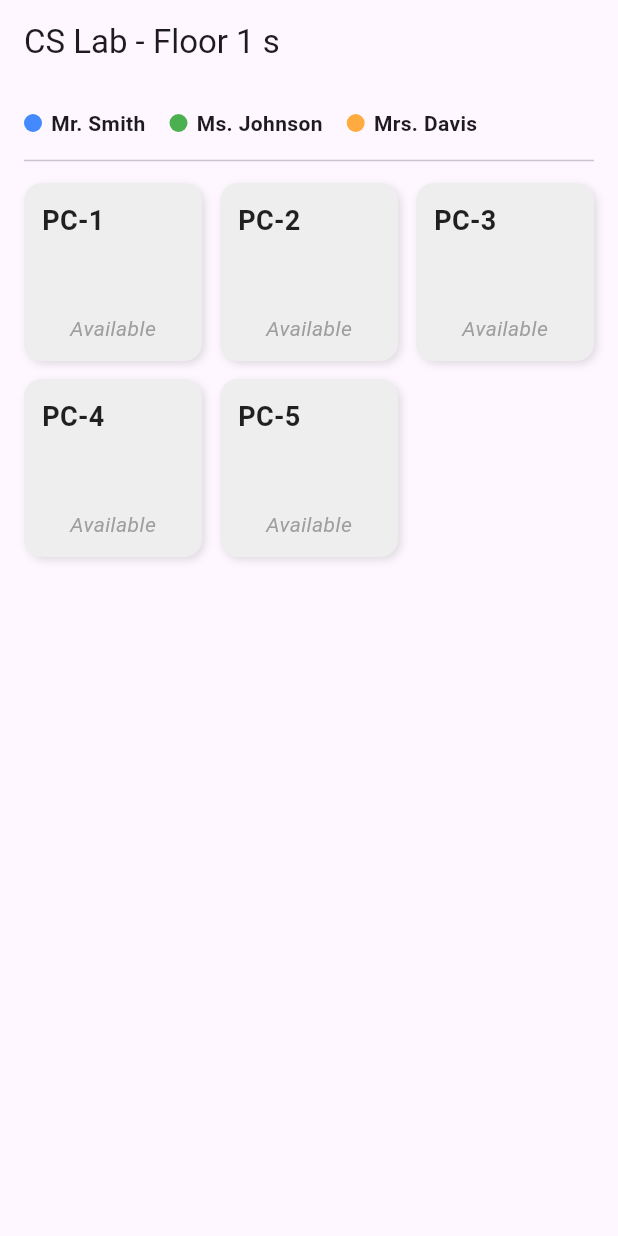
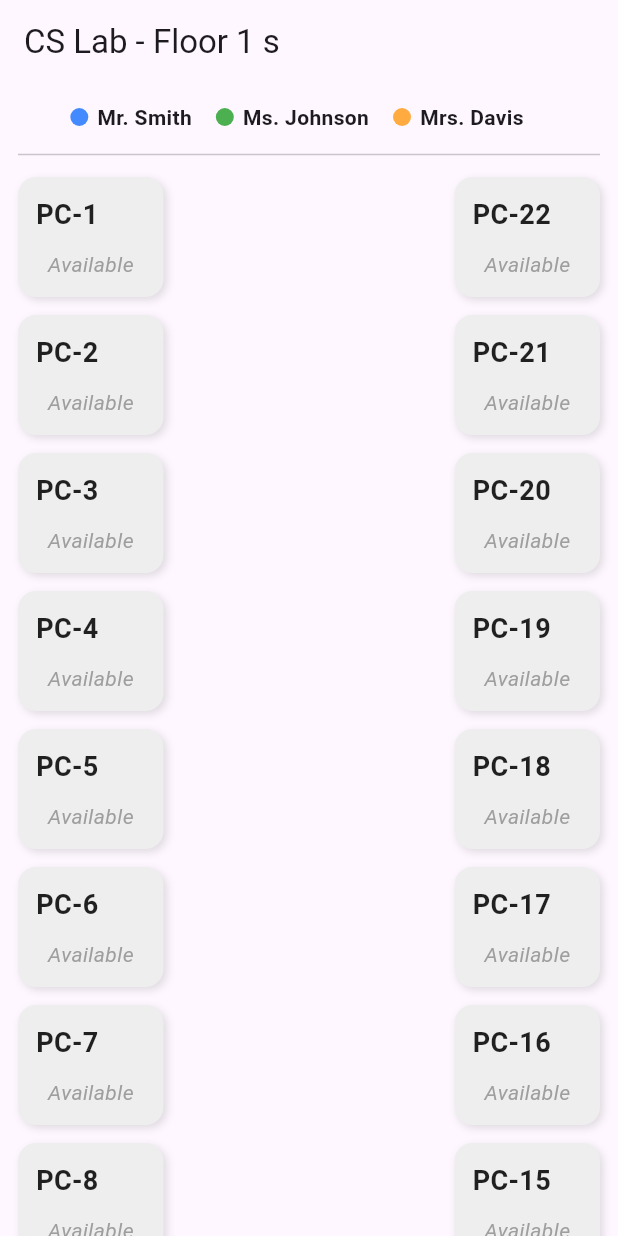
Before and after one commit to networksystemzwnd-ship-it/lab_chart, a Flutter app: the screen it shows after launch, on a phone screen of 412 x 824 dp. Run offline on Flutter 3.47's test engine with Material 3 defaults, Android fonts, the phone set to English and light mode, and no system bars; our stand-ins replace equatable, flutter_bloc.

Commit message:
Mimiced the current lab setup, currect identical spcing form physical lab

```diff
--- a/lib/features/lab/data/datasources/lab_local_data_source.dart
+++ b/lib/features/lab/data/datasources/lab_local_data_source.dart
@@ -11,7 +11,7 @@ class LabLocalDataSourceImpl implements LabLocalDataSource {
   Future<List<LabSystemModel>> getLastSavedLabData() async {
     // If no data, return default list (your 12 empty PCs)
     return List.generate(
-      5,
+      22,
       (index) => LabSystemModel(id: '$index', systemNumber: 'PC-${index + 1}'),
     );
 
--- a/lib/features/lab/presentation/pages/lab_overview_page.dart
+++ b/lib/features/lab/presentation/pages/lab_overview_page.dart
@@ -23,35 +23,64 @@ class LabOverviewPage extends StatelessWidget {
           } else if (state is LabLoading) {
             return const Center(child: CircularProgressIndicator());
           } else if (state is LabLoaded) {
-            return Padding(
-              padding: const EdgeInsets.all(16.0),
+            // 1. Prepare the data
+            final systems = state.systems;
+            final int total = systems.length;
+            final int half = (total / 2).ceil();
+
+            // This ensures Column 1 has 1-11 and Column 2 has 12-22
+            final leftList = systems.sublist(0, half);
+            final rightList = systems.sublist(half).reversed;
+
+            return SingleChildScrollView(
+              padding: const EdgeInsets.all(12),
               child: Column(
-                crossAxisAlignment: CrossAxisAlignment.start,
                 children: [
                   // Pass dynamic color map from state
                   TeacherLegend(teacherColors: state.teacherColorMap),
                   const Divider(height: 30),
 
-                  Expanded(
-                    child: GridView.builder(
-                      gridDelegate:
-                          const SliverGridDelegateWithFixedCrossAxisCount(
-                            crossAxisCount: 3,
-                            childAspectRatio: 1.0,
-                            crossAxisSpacing: 12,
-                            mainAxisSpacing: 12,
-                          ),
-                      itemCount: state.systems.length,
-                      itemBuilder: (context, index) {
-                        final system = state.systems[index];
-                        return ComputerSystemCard(
-                          system: system,
-                          onTap: () {
-                            _showAssignmentDialog(context, system);
-                          },
-                        );
-                      },
-                    ),
+                  Row(
+                    crossAxisAlignment: CrossAxisAlignment.start,
+                    children: [
+                      // LEFT COLUMN (1 to 11)
+                      Expanded(
+                        child: Column(
+                          children: leftList
+                              .map(
+                                (system) => Padding(
+                                  padding: const EdgeInsets.only(bottom: 12),
+                                  child: ComputerSystemCard(
+                                    system: system,
+                                    onTap: () =>
+                                        _showAssignmentDialog(context, system),
+                                  ),
+                                ),
+                              )
+                              .toList(),
+                        ),
+                      ),
+
+                      Spacer(flex: 2),
+
+                      // RIGHT COLUMN (12 to 22)
+                      Expanded(
+                        child: Column(
+                          children: rightList
+                              .map(
+                                (system) => Padding(
+                                  padding: const EdgeInsets.only(bottom: 12),
+                                  child: ComputerSystemCard(
+                                    system: system,
+                                    onTap: () =>
+                                        _showAssignmentDialog(context, system),
+                                  ),
+                                ),
+                              )
+                              .toList(),
+                        ),
+                      ),
+                    ],
                   ),
                 ],
               ),
--- a/lib/features/lab/presentation/widgets/computer_system_card.dart
+++ b/lib/features/lab/presentation/widgets/computer_system_card.dart
@@ -39,6 +39,7 @@ class ComputerSystemCard extends StatelessWidget {
         ),
         padding: const EdgeInsets.all(12),
         child: Column(
+          mainAxisSize: MainAxisSize.min,
           mainAxisAlignment: MainAxisAlignment.center,
           crossAxisAlignment: CrossAxisAlignment.start,
           children: [
@@ -51,7 +52,7 @@ class ComputerSystemCard extends StatelessWidget {
                 color: textColor,
               ),
             ),
-            const Spacer(),
+            SizedBox(height: 10, width: 10),
             // Student Details (if occupied)
             if (isOccupied) ...[
               Text(
```
